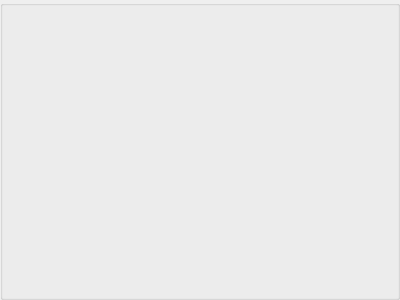
jmuelbert/jmbde-QT, file src/app/printerinputarea.ui: the form before one commit.
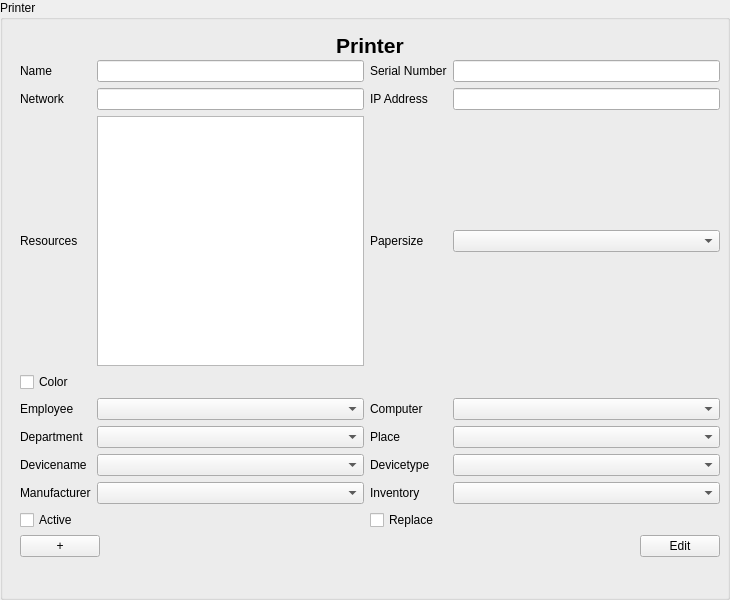
The form after the commit.

Commit message: Version 0.4.9. Add Dialogs for Printers and ChipCards

The edit to the form file:
```diff
--- a/src/app/printerinputarea.ui
+++ b/src/app/printerinputarea.ui
@@ -5,12 +5,309 @@
    <rect>
     <x>0</x>
     <y>0</y>
-    <width>400</width>
-    <height>300</height>
+    <width>730</width>
+    <height>600</height>
    </rect>
   </property>
   <property name="windowTitle">
    <string>GroupBox</string>
   </property>
+  <property name="accessibleName">
+   <string>PrinterInputDialog</string>
+  </property>
+  <property name="title">
+   <string>Printer</string>
+  </property>
+  <widget class="QWidget" name="formLayoutWidget" native="true">
+   <property name="geometry">
+    <rect>
+     <x>10</x>
+     <y>30</y>
+     <width>730</width>
+     <height>600</height>
+    </rect>
+   </property>
+   <widget class="QWidget" name="gridLayoutWidget">
+    <property name="geometry">
+     <rect>
+      <x>10</x>
+      <y>0</y>
+      <width>700</width>
+      <height>30</height>
+     </rect>
+    </property>
+    <layout class="QVBoxLayout" name="verticalLayout">
+     <item>
+      <widget class="QLabel" name="label_Header">
+       <property name="font">
+        <font>
+         <pointsize>16</pointsize>
+         <weight>75</weight>
+         <bold>true</bold>
+        </font>
+       </property>
+       <property name="text">
+        <string>Printer</string>
+       </property>
+       <property name="alignment">
+        <set>Qt::AlignCenter</set>
+       </property>
+      </widget>
+     </item>
+    </layout>
+   </widget>
+   <widget class="QWidget" name="verticalLayoutWidget_Buttons">
+    <property name="geometry">
+     <rect>
+      <x>10</x>
+      <y>500</y>
+      <width>700</width>
+      <height>32</height>
+     </rect>
+    </property>
+    <layout class="QHBoxLayout" name="horizontalLayout">
+     <item>
+      <widget class="QPushButton" name="pushButton_Add">
+       <property name="text">
+        <string>+</string>
+       </property>
+      </widget>
+     </item>
+     <item>
+      <spacer name="horizontalSpacer">
+       <property name="orientation">
+        <enum>Qt::Horizontal</enum>
+       </property>
+       <property name="sizeHint" stdset="0">
+        <size>
+         <width>40</width>
+         <height>20</height>
+        </size>
+       </property>
+      </spacer>
+     </item>
+     <item>
+      <widget class="QPushButton" name="pushButton_EditFinish">
+       <property name="text">
+        <string>Edit</string>
+       </property>
+      </widget>
+     </item>
+    </layout>
+   </widget>
+   <widget class="QWidget" name="gridLayoutWidget">
+    <property name="geometry">
+     <rect>
+      <x>10</x>
+      <y>30</y>
+      <width>700</width>
+      <height>470</height>
+     </rect>
+    </property>
+    <layout class="QGridLayout" name="gridLayout">
+     <item row="2" column="3">
+      <widget class="QLabel" name="label_Papersize">
+       <property name="text">
+        <string>Papersize</string>
+       </property>
+      </widget>
+     </item>
+     <item row="7" column="4">
+      <widget class="QComboBox" name="comboBox_Inventory"/>
+     </item>
+     <item row="4" column="0">
+      <widget class="QLabel" name="label_Employee">
+       <property name="text">
+        <string>Employee</string>
+       </property>
+       <property name="buddy">
+        <cstring>comboBox_Employee</cstring>
+       </property>
+      </widget>
+     </item>
+     <item row="5" column="3">
+      <widget class="QLabel" name="label_Place">
+       <property name="text">
+        <string>Place</string>
+       </property>
+       <property name="buddy">
+        <cstring>comboBox_Place</cstring>
+       </property>
+      </widget>
+     </item>
+     <item row="8" column="0">
+      <widget class="QCheckBox" name="checkBox_Active">
+       <property name="text">
+        <string>Active</string>
+       </property>
+      </widget>
+     </item>
+     <item row="8" column="3">
+      <widget class="QCheckBox" name="checkBox_Replace">
+       <property name="text">
+        <string>Replace</string>
+       </property>
+      </widget>
+     </item>
+     <item row="2" column="2">
+      <widget class="QTextEdit" name="textEdit_Resources">
+       <property name="baseSize">
+        <size>
+         <width>0</width>
+         <height>0</height>
+        </size>
+       </property>
+      </widget>
+     </item>
+     <item row="7" column="3">
+      <widget class="QLabel" name="label_Inventory">
+       <property name="text">
+        <string>Inventory</string>
+       </property>
+       <property name="buddy">
+        <cstring>comboBox_Inventory</cstring>
+       </property>
+      </widget>
+     </item>
+     <item row="1" column="2">
+      <widget class="QLineEdit" name="lineEdit_Network"/>
+     </item>
+     <item row="0" column="0">
+      <widget class="QLabel" name="label_Name">
+       <property name="text">
+        <string>Name</string>
+       </property>
+       <property name="buddy">
+        <cstring>lineEdit_PrinterName</cstring>
+       </property>
+      </widget>
+     </item>
+     <item row="4" column="4">
+      <widget class="QComboBox" name="comboBox_Computer"/>
+     </item>
+     <item row="1" column="3">
+      <widget class="QLabel" name="label_IPAddress">
+       <property name="text">
+        <string>IP Address</string>
+       </property>
+       <property name="buddy">
+        <cstring>lineEdit_IPAddress</cstring>
+       </property>
+      </widget>
+     </item>
+     <item row="6" column="2">
+      <widget class="QComboBox" name="comboBox_DeviceName"/>
+     </item>
+     <item row="2" column="4">
+      <widget class="QComboBox" name="comboBox_Papersize"/>
+     </item>
+     <item row="0" column="2">
+      <widget class="QLineEdit" name="lineEdit_PrinterName"/>
+     </item>
+     <item row="6" column="3">
+      <widget class="QLabel" name="label_DeviceType">
+       <property name="text">
+        <string>Devicetype</string>
+       </property>
+       <property name="buddy">
+        <cstring>comboBox_DeviceType</cstring>
+       </property>
+      </widget>
+     </item>
+     <item row="5" column="0">
+      <widget class="QLabel" name="label_Department">
+       <property name="text">
+        <string>Department</string>
+       </property>
+       <property name="buddy">
+        <cstring>comboBox_Department</cstring>
+       </property>
+      </widget>
+     </item>
+     <item row="4" column="2">
+      <widget class="QComboBox" name="comboBox_Employee"/>
+     </item>
+     <item row="1" column="4">
+      <widget class="QLineEdit" name="lineEdit_IPAddress"/>
+     </item>
+     <item row="0" column="3">
+      <widget class="QLabel" name="label_SerialNumber">
+       <property name="text">
+        <string>Serial Number</string>
+       </property>
+       <property name="buddy">
+        <cstring>lineEdit_SerialNumber</cstring>
+       </property>
+      </widget>
+     </item>
+     <item row="0" column="4">
+      <widget class="QLineEdit" name="lineEdit_SerialNumber"/>
+     </item>
+     <item row="4" column="3">
+      <widget class="QLabel" name="label_Computer">
+       <property name="text">
+        <string>Computer</string>
+       </property>
+      </widget>
+     </item>
+     <item row="7" column="2">
+      <widget class="QComboBox" name="comboBox_Manufacturer"/>
+     </item>
+     <item row="6" column="4">
+      <widget class="QComboBox" name="comboBox_DeviceType"/>
+     </item>
+     <item row="7" column="0">
+      <widget class="QLabel" name="label_Manufacturer">
+       <property name="text">
+        <string>Manufacturer</string>
+       </property>
+       <property name="buddy">
+        <cstring>comboBox_Manufacturer</cstring>
+       </property>
+      </widget>
+     </item>
+     <item row="5" column="4">
+      <widget class="QComboBox" name="comboBox_Place"/>
+     </item>
+     <item row="1" column="0">
+      <widget class="QLabel" name="label_Network">
+       <property name="text">
+        <string>Network</string>
+       </property>
+       <property name="buddy">
+        <cstring>lineEdit_Network</cstring>
+       </property>
+      </widget>
+     </item>
+     <item row="6" column="0">
+      <widget class="QLabel" name="label_Devicename">
+       <property name="text">
+        <string>Devicename</string>
+       </property>
+       <property name="buddy">
+        <cstring>comboBox_DeviceName</cstring>
+       </property>
+      </widget>
+     </item>
+     <item row="5" column="2">
+      <widget class="QComboBox" name="comboBox_Department"/>
+     </item>
+     <item row="2" column="0">
+      <widget class="QLabel" name="label_Resources">
+       <property name="text">
+        <string>Resources</string>
+       </property>
+      </widget>
+     </item>
+     <item row="3" column="0">
+      <widget class="QCheckBox" name="checkBox_Color">
+       <property name="text">
+        <string>Color</string>
+       </property>
+      </widget>
+     </item>
+    </layout>
+   </widget>
+  </widget>
  </widget>
 </ui>
```
Left out of the diff: 26 changed lines with no effect on the pictures. The commit also changes 44 other files.
